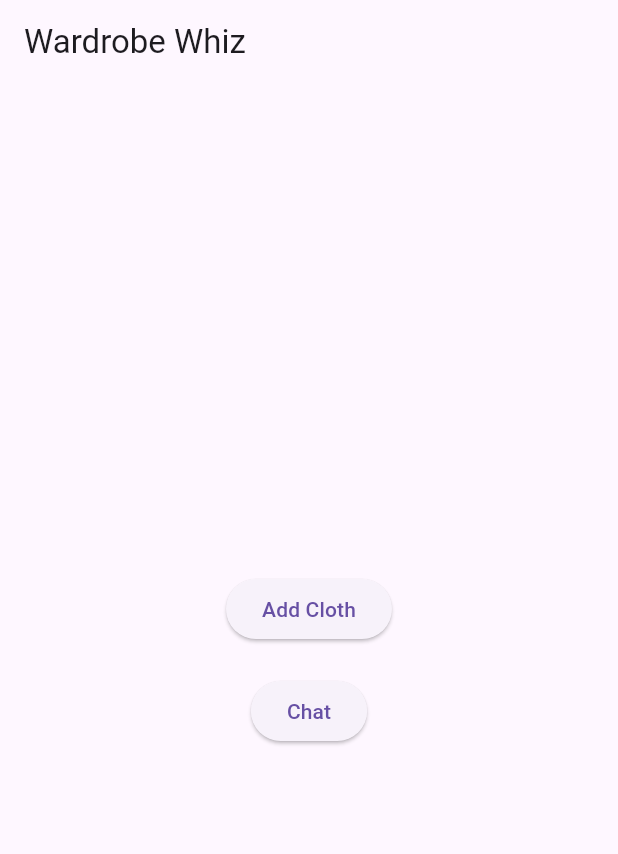
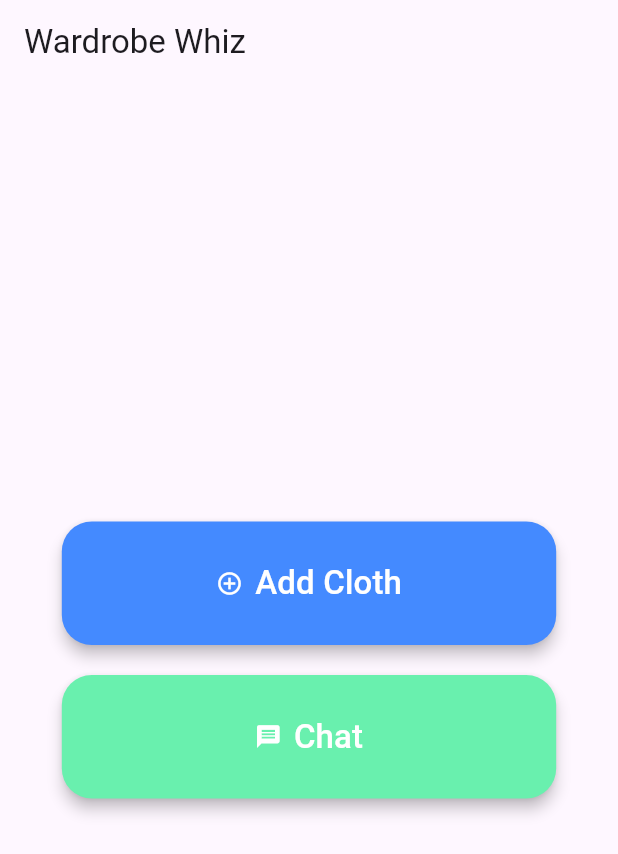
Before and after one commit to nishit-chaudhary/Wardrobe-Whiz, a Flutter app: the screen it shows after launch, on a phone screen of 412 x 824 dp. Shown: the top 854 px of the screen. Run offline on Flutter 3.47's test engine with Material 3 defaults, Android fonts, the phone set to English and light mode, and no system bars; our stand-ins replace camera, flutter_tts, shared_preferences; missing offline and left inert: flutter_vision.

Commit message:
UI Update: Improved the 'Add Cloth' and 'Chat' buttons

```diff
--- a/lib/main.dart
+++ b/lib/main.dart
@@ -33,6 +33,8 @@ class MyHomePage extends StatefulWidget {
 class _MyHomePageState extends State<MyHomePage> {
   @override
   Widget build(BuildContext context) {
+    double screenWidth = MediaQuery.of(context).size.width;
+
     return Scaffold(
       appBar: AppBar(
         title: Text(widget.title),
@@ -50,7 +52,26 @@ class _MyHomePageState extends State<MyHomePage> {
                 // Add your logic for handling "Add Cloth" button press
                 // Navigate to the screen for adding cloth or perform related actions
               },
-              child: const Text('Add Cloth'),
+              child: Row(
+                mainAxisAlignment: MainAxisAlignment.center,
+                children: [
+                  Icon(Icons.add_circle_outline), // Hanger icon for "Add Cloth"
+                  SizedBox(width: 8), // Add spacing between icon and text
+                  Text(
+                    'Add Cloth',
+                    style: const TextStyle(fontSize: 22),
+                  ),
+                ],
+              ),
+              style: ElevatedButton.styleFrom(
+                foregroundColor: Colors.white, backgroundColor: Colors.blueAccent, // Button text color
+                padding: const EdgeInsets.symmetric(vertical: 16, horizontal: 24), // Button padding
+                shape: RoundedRectangleBorder(
+                  borderRadius: BorderRadius.circular(20), // Decreased border radius
+                ),
+                elevation: 4, // Button shadow
+                fixedSize: Size(screenWidth * 0.8, screenWidth*0.2), // Set the minimum width of the button to 80% of the screen width
+              ),
             ),
             const SizedBox(height: 20),
             ElevatedButton(
@@ -61,7 +82,26 @@ class _MyHomePageState extends State<MyHomePage> {
                   MaterialPageRoute(builder: (context) => ChatScreen()),
                 );
               },
-              child: const Text('Chat'),
+              child: Row(
+                mainAxisAlignment: MainAxisAlignment.center,
+                children: [
+                  Icon(Icons.message), // Message icon for "Chat"
+                  SizedBox(width: 8), // Add spacing between icon and text
+                  Text(
+                    'Chat',
+                    style: TextStyle(fontSize: 22),
+                  ),
+                ],
+              ),
+              style: ElevatedButton.styleFrom(
+                foregroundColor: Colors.white, backgroundColor: Colors.greenAccent, // Button text color
+                padding: const EdgeInsets.symmetric(vertical: 16, horizontal: 24), // Button padding
+                shape: RoundedRectangleBorder(
+                  borderRadius: BorderRadius.circular(20), // Decreased border radius
+                ),
+                elevation: 4, // Button shadow
+                fixedSize: Size(screenWidth * 0.8, screenWidth*0.2), // Set the minimum width of the button to 80% of the screen width
+              ),
             ),
           ],
         ),
```
